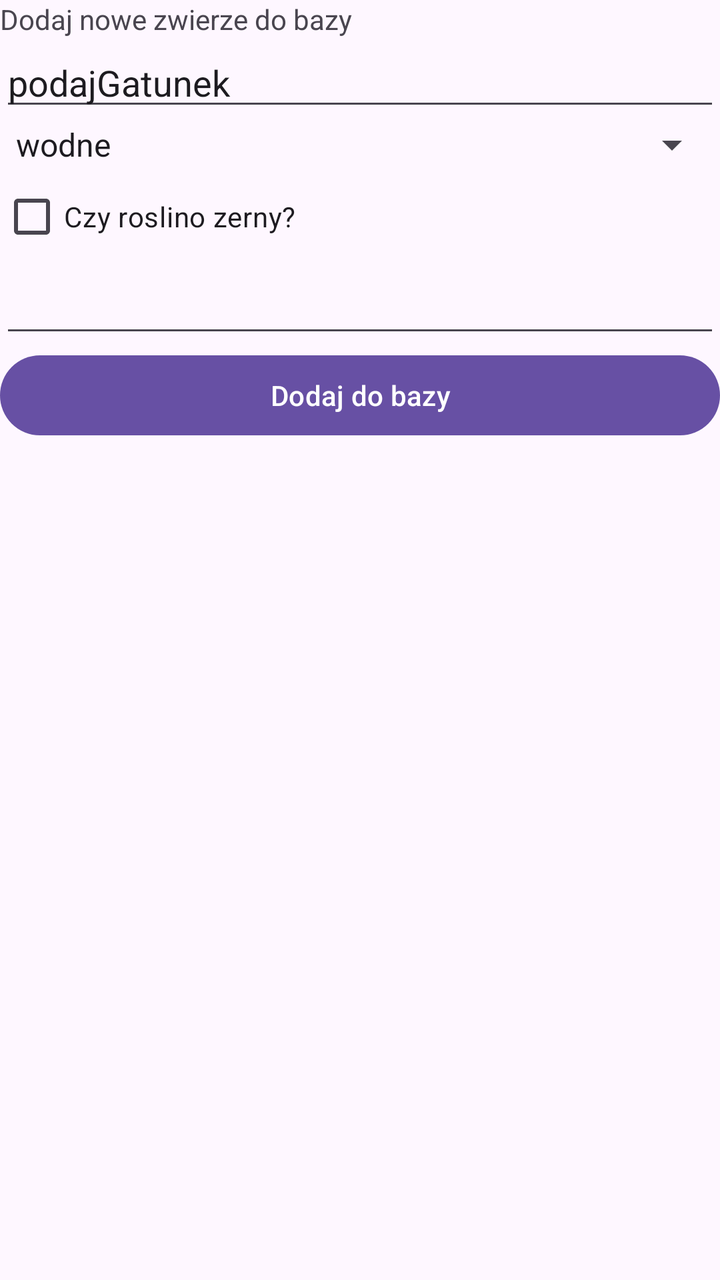
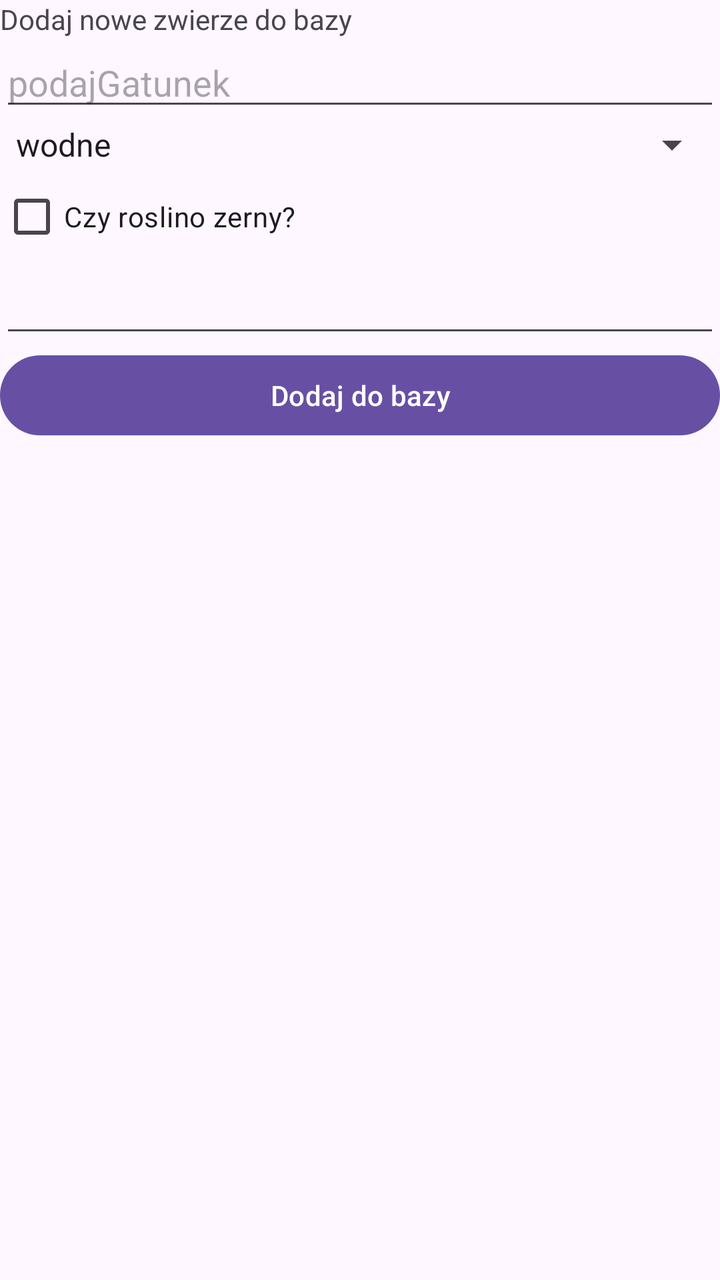

The first picture is an Android layout as it rendered before a commit; the second is the same layout after the commit. The layout source and the unified diff follow.
<!-- AndroidManifest.xml: application theme Theme.MyApplication -->
<!-- res/layout/activity_main.xml -->
<?xml version="1.0" encoding="utf-8"?>
<LinearLayout xmlns:android="http://schemas.android.com/apk/res/android"
    xmlns:app="http://schemas.android.com/apk/res-auto"
    xmlns:tools="http://schemas.android.com/tools"
    android:id="@+id/main"
    android:layout_width="match_parent"
    android:layout_height="match_parent"
    android:orientation="vertical"
    tools:context=".MainActivity">

    <TextView
        android:layout_width="wrap_content"
        android:layout_height="wrap_content"
        android:text="Dodaj nowe zwierze do bazy" />

    <EditText
        android:id="@+id/editTextGatunek"
        android:layout_width="match_parent"
        android:layout_height="wrap_content"
        android:ems="10"
        android:inputType="text"
        android:text="podajGatunek" />

    <Spinner
        android:id="@+id/spinner"
        android:layout_width="match_parent"
        android:layout_height="wrap_content"
        android:entries="@array/srodowisko"/>

    <CheckBox
        android:id="@+id/checkBox"
        android:layout_width="match_parent"
        android:layout_height="wrap_content"
        android:text="Czy roslino zerny?" />

    <EditText
        android:id="@+id/editTextNumber"
        android:layout_width="match_parent"
        android:layout_height="wrap_content"
        android:ems="10"
        android:inputType="number" />

    <Button
        android:id="@+id/button"
        android:layout_width="match_parent"
        android:layout_height="wrap_content"
        android:text="Dodaj do bazy" />

</LinearLayout>
<!-- resources referenced by this layout -->
<resources>
  <string-array name="srodowisko">
          <item>wodne</item>
          <item>lądowe</item>
          <item>powietrzne</item>
      </string-array>
  <style name="Theme.MyApplication" parent="Base.Theme.MyApplication" />
  <style name="Base.Theme.MyApplication" parent="Theme.Material3.DayNight.NoActionBar">
          
          
      </style>
</resources>

<!-- the commit's change to res/layout/activity_main.xml (unified diff, before → after) -->
@@ -19,7 +19,7 @@
         android:layout_height="wrap_content"
         android:ems="10"
         android:inputType="text"
-        android:text="podajGatunek" />
+        android:hint="podajGatunek" />
 
     <Spinner
         android:id="@+id/spinner"
